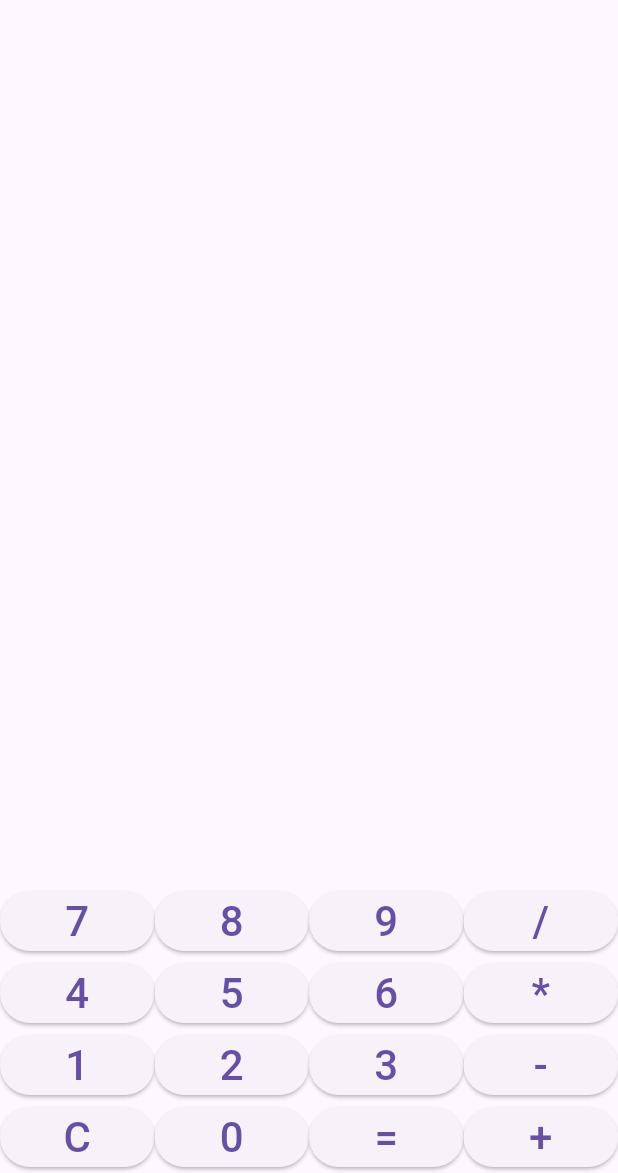
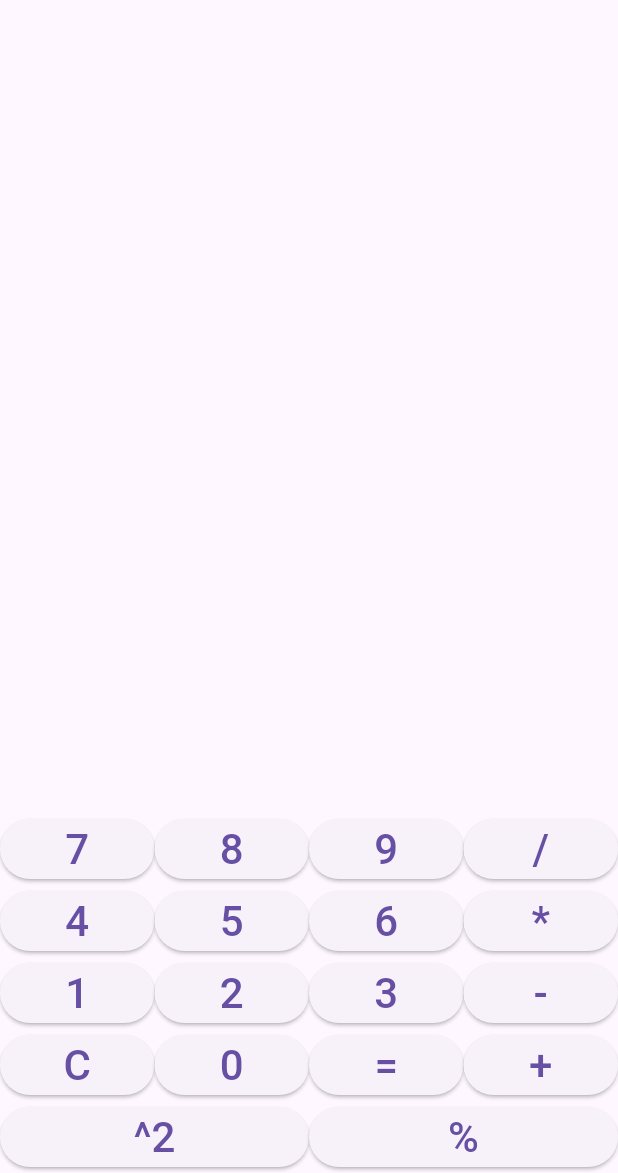
Before and after one commit to Icraft287/flutter-calculator, a Flutter app: the screen it shows after launch, on a phone screen of 412 x 824 dp, the part 63-1236 px from its top. Run offline on Flutter 3.47's test engine with Material 3 defaults, Android fonts, the phone set to English and light mode, and no system bars; missing offline and left inert: expressions.

Commit message:
Added square button to the calculator app

```diff
--- a/lib/main.dart
+++ b/lib/main.dart
@@ -91,6 +91,7 @@ class _CalculatorScreenState extends State<CalculatorScreen> {
             buildButton("="),
             buildButton("+")
           ]),
+           Row(children: [buildButton("^2"), buildButton("%")]),
         ],
       ),
     );
```
